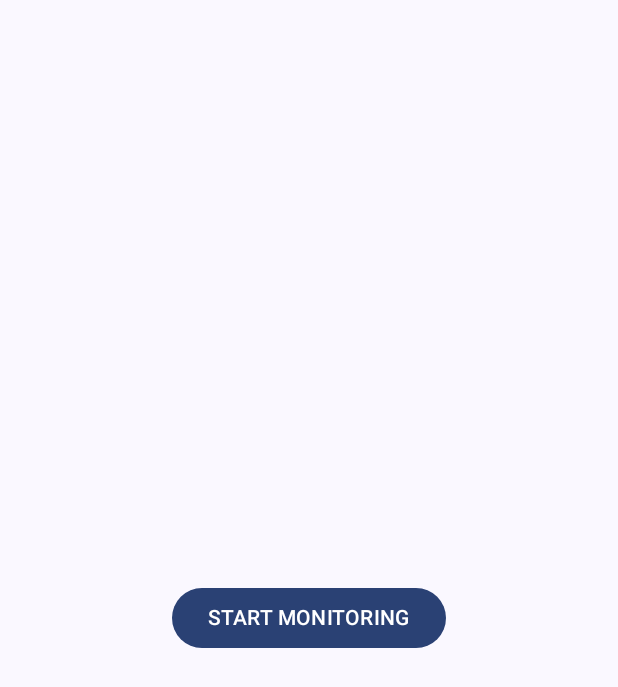
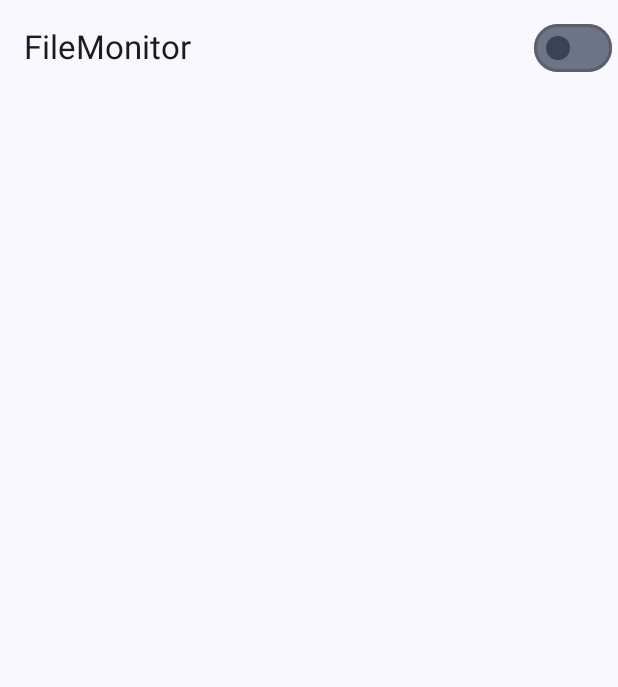
Before and after one commit to CASL0/file_monitor, an Android app built with Jetpack Compose: the screen it shows after launch (MainActivity), on a phone screen of 412 x 824 dp. Shown: the top 687 px of the screen. Run offline under Robolectric (Android 15) with nearby library versions, the phone set to English and light mode, and no system bars; 2 statements that could not run were skipped.

Commit message:
feat: ホーム画面のComposable
TODO:検知内容を表示する

```diff
--- a/app/src/main/java/io/github/casl0/filemonitor/MainActivity.kt
+++ b/app/src/main/java/io/github/casl0/filemonitor/MainActivity.kt
@@ -10,20 +10,12 @@ import android.util.Log
 import androidx.activity.ComponentActivity
 import androidx.activity.compose.setContent
 import androidx.activity.viewModels
-import androidx.compose.foundation.layout.Arrangement
-import androidx.compose.foundation.layout.Column
-import androidx.compose.foundation.layout.fillMaxSize
-import androidx.compose.material3.Button
-import androidx.compose.material3.MaterialTheme
-import androidx.compose.material3.Surface
-import androidx.compose.material3.Text
-import androidx.compose.runtime.collectAsState
-import androidx.compose.runtime.getValue
-import androidx.compose.ui.Alignment
-import androidx.compose.ui.Modifier
+import androidx.lifecycle.lifecycleScope
 import io.github.casl0.filemonitor.service.FileMonitoringService
 import io.github.casl0.filemonitor.service.FileObserverEvent
+import io.github.casl0.filemonitor.ui.home.HomeScreen
 import io.github.casl0.filemonitor.ui.theme.FileMonitorTheme
+import kotlinx.coroutines.launch
 
 class MainActivity : ComponentActivity() {
     /** ファイル監視サービス */
@@ -35,38 +27,21 @@ class MainActivity : ComponentActivity() {
     override fun onCreate(savedInstanceState: Bundle?) {
         super.onCreate(savedInstanceState)
         connectService()
+        lifecycleScope.launch {
+            viewModel.uiState.collect {
+                if (it.monitoringNow) {
+                    fileMonitoringService?.start(
+                        applicationContext.filesDir,
+                        this@MainActivity::onFileChange,
+                    )
+                } else {
+                    fileMonitoringService?.stop()
+                }
+            }
+        }
         setContent {
             FileMonitorTheme {
-                // A surface container using the 'background' color from the theme
-                Surface(
-                    modifier = Modifier.fillMaxSize(),
-                    color = MaterialTheme.colorScheme.background
-                ) {
-                    val uiState by viewModel.uiState.collectAsState()
-
-                    Column(
-                        horizontalAlignment = Alignment.CenterHorizontally,
-                        verticalArrangement = Arrangement.Center
-                    ) {
-                        Button(onClick = {
-                            if (uiState.monitoringNow) {
-                                fileMonitoringService?.stop()
-                                viewModel.enableMonitoring(false)
-                            } else {
-                                fileMonitoringService?.start(
-                                    applicationContext.filesDir,
-                                    this@MainActivity::onFileChange,
-                                )
-                                viewModel.enableMonitoring(true)
-                            }
-                        }) {
-                            Text(
-                                text = if (uiState.monitoringNow) "STOP MONITORING" else "START MONITORING"
-                            )
-                        }
-
-                    }
-                }
+                HomeScreen(viewModel = viewModel)
             }
         }
     }
--- a/app/src/main/java/io/github/casl0/filemonitor/ui/home/HomeScreen.kt
+++ b/app/src/main/java/io/github/casl0/filemonitor/ui/home/HomeScreen.kt
@@ -17,22 +17,38 @@
 package io.github.casl0.filemonitor.ui.home
 
 import androidx.compose.foundation.layout.size
+import androidx.compose.foundation.lazy.LazyColumn
 import androidx.compose.material.icons.Icons
 import androidx.compose.material.icons.filled.Visibility
 import androidx.compose.material3.ExperimentalMaterial3Api
 import androidx.compose.material3.Icon
 import androidx.compose.material3.MaterialTheme
+import androidx.compose.material3.Scaffold
 import androidx.compose.material3.Switch
 import androidx.compose.material3.SwitchDefaults
 import androidx.compose.material3.Text
 import androidx.compose.material3.TopAppBar
 import androidx.compose.runtime.Composable
+import androidx.compose.runtime.collectAsState
+import androidx.compose.runtime.getValue
 import androidx.compose.ui.Modifier
 import androidx.compose.ui.res.stringResource
 import androidx.compose.ui.tooling.preview.Preview
+import io.github.casl0.filemonitor.MainViewModel
 import io.github.casl0.filemonitor.R
 import io.github.casl0.filemonitor.ui.theme.FileMonitorTheme
 
+/** ホーム画面 */
+@OptIn(ExperimentalMaterial3Api::class)
+@Composable
+internal fun HomeScreen(viewModel: MainViewModel, modifier: Modifier = Modifier) {
+    val uiState by viewModel.uiState.collectAsState()
+    Scaffold(modifier = modifier, topBar = {
+        AppBar(checked = uiState.monitoringNow, onCheckedChange = viewModel::enableMonitoring)
+    }) {
+        LazyColumn(contentPadding = it) {}
+    }
+}
 
 /** TopAppBar */
 @OptIn(ExperimentalMaterial3Api::class)
```
